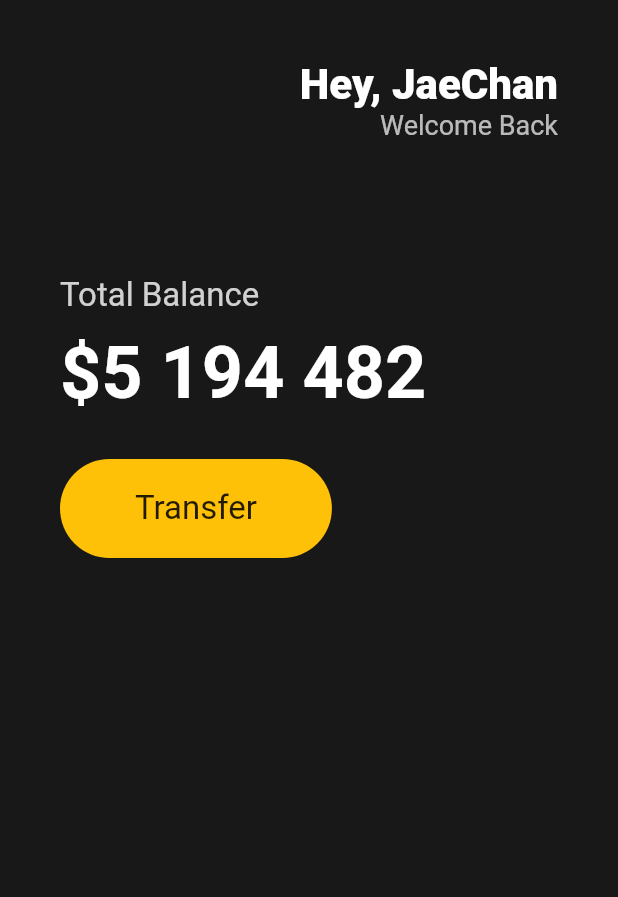
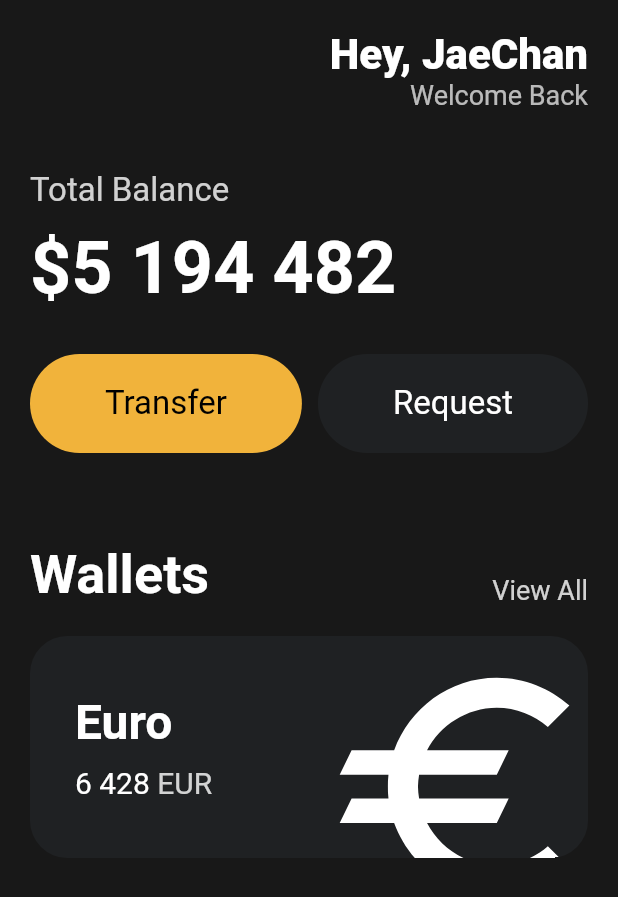
Before and after one commit to FrenchRuin/DPJ, a Flutter app: the screen it shows after launch, on a phone screen of 412 x 824 dp. Shown: the top 897 px of the screen. Run offline on Flutter 3.47's test engine with Material 2 defaults, Android fonts, the phone set to English and light mode, and no system bars.

Commit message:
card add

```diff
--- a/analysis_options.yaml
+++ b/analysis_options.yaml
@@ -22,9 +22,9 @@ linter:
   # `// ignore_for_file: name_of_lint` syntax on the line or in the file
   # producing the lint.
   rules:
-      prefer_const_constructors: false
-      prefer_const_literals_to_create_immutables: false
-      prefer_const_constructors_in_immutables: false
+      # prefer_const_constructors: false
+      # prefer_const_literals_to_create_immutables: false
+      # prefer_const_constructors_in_immutables: false
     # avoid_print: false  # Uncomment to disable the `avoid_print` rule
     # prefer_single_quotes: true  # Uncomment to enable the `prefer_single_quotes` rule
 
--- a/lib/main.dart
+++ b/lib/main.dart
@@ -1,32 +1,27 @@
 import 'package:flutter/material.dart';
-
-class Player {
-  String? name;
-
-  Player();
-}
+import 'package:toonflix/widgets/button.dart';
 
 void main() {
-  var ljc = Player();
-
-  runApp(App());
+  runApp(const App());
 }
 
 class App extends StatelessWidget {
+  const App({super.key});
+
   @override
   Widget build(BuildContext context) {
     return MaterialApp(
         home: Scaffold(
-      backgroundColor: Color(0xFF181818),
+      backgroundColor: const Color(0xFF181818),
       body: Padding(
-          padding: EdgeInsets.symmetric(
-            horizontal: 40,
+        padding: const EdgeInsets.symmetric(
+          horizontal: 20,
         ),
         child: Column(
           crossAxisAlignment: CrossAxisAlignment.start,
           children: [
-              SizedBox(
-                height: 40,
+            const SizedBox(
+              height: 20,
             ),
             Row(
               mainAxisAlignment: MainAxisAlignment.end,
@@ -34,7 +29,7 @@ class App extends StatelessWidget {
                 Column(
                   crossAxisAlignment: CrossAxisAlignment.end,
                   children: [
-                      Text(
+                    const Text(
                       "Hey, JaeChan",
                       style: TextStyle(
                         color: Colors.white,
@@ -53,8 +48,8 @@ class App extends StatelessWidget {
                 )
               ],
             ),
-              SizedBox(
-                height: 90,
+            const SizedBox(
+              height: 40,
             ),
             Text(
               "Total Balance",
@@ -63,10 +58,10 @@ class App extends StatelessWidget {
                 fontSize: 22,
               ),
             ),
-              SizedBox(
+            const SizedBox(
               height: 10,
             ),
-              Text(
+            const Text(
               "\$5 194 482",
               style: TextStyle(
                 color: Colors.white,
@@ -74,33 +69,115 @@ class App extends StatelessWidget {
                 fontWeight: FontWeight.w600,
               ),
             ),
-              SizedBox(
+            const SizedBox(
               height: 30,
+            ),
+            const Row(
+              mainAxisAlignment: MainAxisAlignment.spaceBetween,
+              children: [
+                Button(
+                    text: "Transfer",
+                    bgColor: Color(0xFFF1B33B),
+                    textColor: Colors.black),
+                Button(
+                    text: "Request",
+                    bgColor: Color(0xFF1F2123),
+                    textColor: Colors.white)
+              ],
+            ),
+            const SizedBox(
+              height: 60,
+            ),
+            Row(
+              crossAxisAlignment: CrossAxisAlignment.end,
+              mainAxisAlignment: MainAxisAlignment.spaceBetween,
+              children: [
+                const Text(
+                  "Wallets",
+                  style: TextStyle(
+                    color: Colors.white,
+                    fontSize: 36,
+                    fontWeight: FontWeight.w600,
+                  ),
+                ),
+                Text(
+                  "View All",
+                  style: TextStyle(
+                    color: Colors.white.withOpacity(0.8),
+                    fontSize: 18,
+                  ),
+                ),
+              ],
+            ),
+            const SizedBox(
+              height: 20,
+            ),
+            Container(
+              clipBehavior: Clip.hardEdge,
+              decoration: BoxDecoration(
+                color: const Color(0xFF1F2123),
+                borderRadius: BorderRadius.circular(25),
+              ),
+              child: Padding(
+                padding: const EdgeInsets.all(30),
+                child: Row(
+                  mainAxisAlignment: MainAxisAlignment.spaceBetween,
+                  children: [
+                    Column(
+                      crossAxisAlignment: CrossAxisAlignment.start,
+                      children: [
+                        const Text(
+                          "Euro",
+                          style: TextStyle(
+                            color: Colors.white,
+                            fontSize: 32,
+                            fontWeight: FontWeight.w600,
+                          ),
+                        ),
+                        const SizedBox(
+                          height: 10,
                         ),
                         Row(
                           children: [
-                  Container(
-                    decoration: BoxDecoration(
-                      color: Colors.amber,
-                      borderRadius: BorderRadius.circular(45),
+                            const Text(
+                              "6 428",
+                              style: TextStyle(
+                                color: Colors.white,
+                                fontSize: 20,
                               ),
-                    child: Padding(
-                      padding: EdgeInsets.symmetric(
-                        vertical: 20,
-                        horizontal: 50,
                             ),
-                      child: Text(
-                        'Transfer',
+                            const SizedBox(
+                              width: 5,
+                            ),
+                            Text(
+                              "EUR",
                               style: TextStyle(
-                          fontSize: 22,
+                                color: Colors.white.withOpacity(0.8),
+                                fontSize: 20,
                               ),
+                            ),
+                          ],
+                        )
+                      ],
+                    ),
+                    Transform.scale(
+                      scale: 2.2,
+                      child: Transform.translate(
+                        offset: const Offset(-5, 12),
+                        child: const Icon(
+                          Icons.euro_outlined,
+                          color: Colors.white,
+                          size: 88,
                         ),
                       ),
                     )
                   ],
+                ),
+              ),
             )
           ],
-          )),
+        ),
+      ),
     ));
   }
 }
--- /dev/null
+++ b/lib/widgets/button.dart
@@ -0,0 +1,37 @@
+import 'package:flutter/material.dart';
+
+class Button extends StatelessWidget {
+  final String text;
+  final Color bgColor;
+  final Color textColor;
+
+  const Button({
+    super.key,
+    required this.text,
+    required this.bgColor,
+    required this.textColor,
+  });
+
+  @override
+  Widget build(BuildContext context) {
+    return Container(
+      decoration: BoxDecoration(
+        color: bgColor,
+        borderRadius: BorderRadius.circular(45),
+      ),
+      child: Padding(
+        padding: const EdgeInsets.symmetric(
+          vertical: 20,
+          horizontal: 50,
+        ),
+        child: Text(
+          text,
+          style: TextStyle(
+            color: textColor,
+            fontSize: 22,
+          ),
+        ),
+      ),
+    );
+  }
+}
```
Lines whose indentation alone changed are shown as unchanged.
